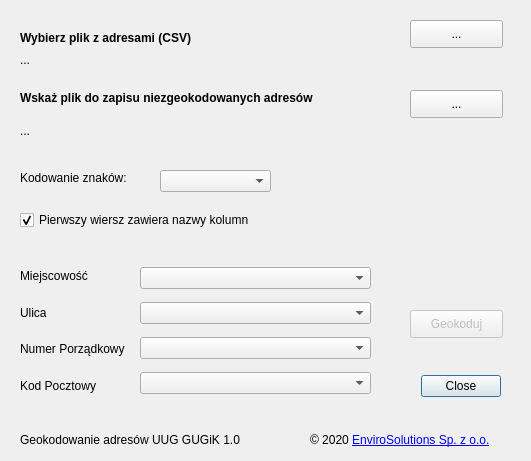
Qt form geokodowanie_adresow_dialog_base.ui (envirosolutionspl/geokodowanie_adresow) before a commit.
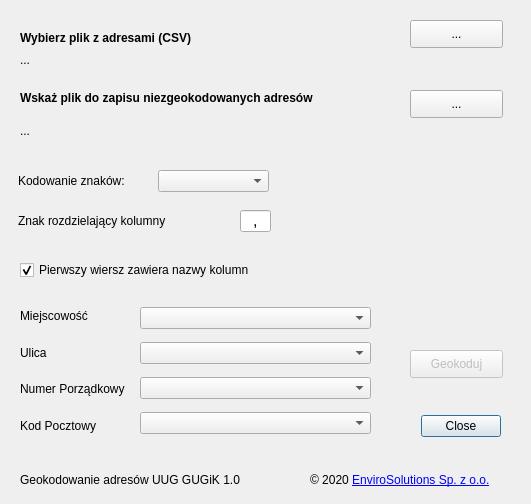
The same form after that commit. Icons and pictures are not drawn.

The edit to the form file:
```diff
--- a/geokodowanie_adresow_dialog_base.ui
+++ b/geokodowanie_adresow_dialog_base.ui
@@ -7,7 +7,7 @@
     <x>0</x>
     <y>0</y>
     <width>531</width>
-    <height>461</height>
+    <height>504</height>
    </rect>
   </property>
   <property name="windowTitle">
@@ -17,7 +17,7 @@
    <property name="geometry">
     <rect>
      <x>390</x>
-     <y>370</y>
+     <y>410</y>
      <width>111</width>
      <height>32</height>
     </rect>
@@ -126,7 +126,7 @@
    <property name="geometry">
     <rect>
      <x>410</x>
-     <y>310</y>
+     <y>350</y>
      <width>93</width>
      <height>28</height>
     </rect>
@@ -139,7 +139,7 @@
    <property name="geometry">
     <rect>
      <x>140</x>
-     <y>260</y>
+     <y>300</y>
      <width>231</width>
      <height>141</height>
     </rect>
@@ -163,7 +163,7 @@
    <property name="geometry">
     <rect>
      <x>20</x>
-     <y>260</y>
+     <y>300</y>
      <width>121</width>
      <height>141</height>
     </rect>
@@ -203,7 +203,7 @@
    <property name="geometry">
     <rect>
      <x>20</x>
-     <y>430</y>
+     <y>470</y>
      <width>241</width>
      <height>20</height>
     </rect>
@@ -216,7 +216,7 @@
    <property name="geometry">
     <rect>
      <x>310</x>
-     <y>430</y>
+     <y>470</y>
      <width>201</width>
      <height>20</height>
     </rect>
@@ -257,7 +257,7 @@
    <property name="geometry">
     <rect>
      <x>20</x>
-     <y>210</y>
+     <y>260</y>
      <width>331</width>
      <height>20</height>
     </rect>
@@ -272,10 +272,10 @@
   <widget class="QLabel" name="lblEncoding">
    <property name="geometry">
     <rect>
-     <x>20</x>
+     <x>18</x>
      <y>170</y>
      <width>121</width>
-     <height>16</height>
+     <height>21</height>
     </rect>
    </property>
    <property name="text">
@@ -285,13 +285,47 @@
   <widget class="QComboBox" name="cbxEncoding">
    <property name="geometry">
     <rect>
-     <x>160</x>
+     <x>158</x>
      <y>170</y>
      <width>111</width>
      <height>22</height>
     </rect>
    </property>
   </widget>
+  <widget class="QLabel" name="label_7">
+   <property name="geometry">
+    <rect>
+     <x>18</x>
+     <y>210</y>
+     <width>181</width>
+     <height>21</height>
+    </rect>
+   </property>
+   <property name="text">
+    <string>Znak rozdzielający kolumny</string>
+   </property>
+  </widget>
+  <widget class="QLineEdit" name="led_symbol">
+   <property name="geometry">
+    <rect>
+     <x>240</x>
+     <y>210</y>
+     <width>31</width>
+     <height>22</height>
+    </rect>
+   </property>
+   <property name="font">
+    <font>
+     <pointsize>12</pointsize>
+    </font>
+   </property>
+   <property name="text">
+    <string>,</string>
+   </property>
+   <property name="alignment">
+    <set>Qt::AlignBottom|Qt::AlignHCenter</set>
+   </property>
+  </widget>
  </widget>
  <resources/>
  <connections>
```
